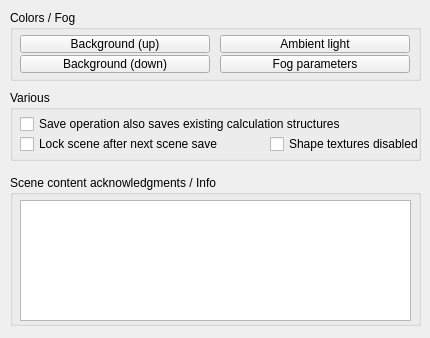
First picture: the form in ui/qdlgenvironment.ui, repository CoppeliaRobotics/coppeliaSimLib, before the edit.
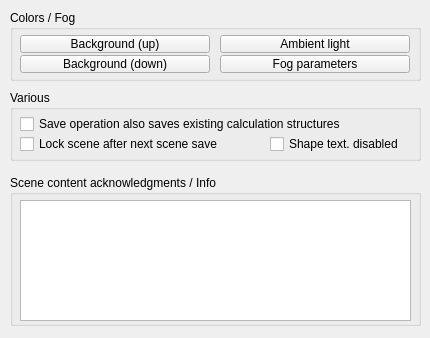
Second picture: the form after the edit.

```diff
--- a/ui/qdlgenvironment.ui
+++ b/ui/qdlgenvironment.ui
@@ -116,7 +116,7 @@
      <rect>
       <x>10</x>
       <y>25</y>
-      <width>401</width>
+      <width>391</width>
       <height>18</height>
      </rect>
     </property>
@@ -132,7 +132,7 @@
      <rect>
       <x>10</x>
       <y>45</y>
-      <width>251</width>
+      <width>241</width>
       <height>18</height>
      </rect>
     </property>
@@ -148,7 +148,7 @@
      <rect>
       <x>260</x>
       <y>45</y>
-      <width>151</width>
+      <width>141</width>
       <height>18</height>
      </rect>
     </property>
@@ -156,7 +156,7 @@
      <enum>Qt::StrongFocus</enum>
     </property>
     <property name="text">
-     <string>Shape textures disabled</string>
+     <string>Shape text. disabled</string>
     </property>
    </widget>
   </widget>
```
